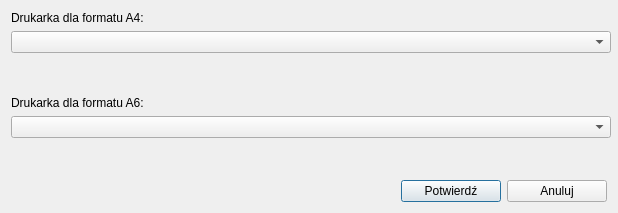
The window that settings.ui (MarDom92/PrintMar) describes before a commit, drawn with Qt 5.
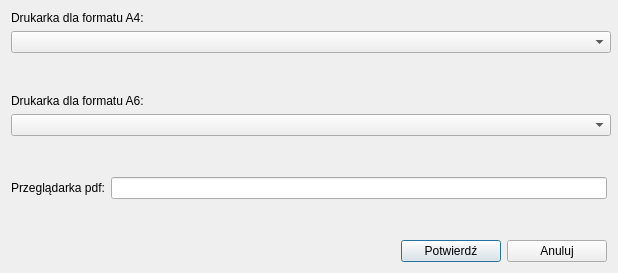
The same window after the commit.

Commit message: pdf viewer is now in from QLineEdit field

```diff
--- a/settings.ui
+++ b/settings.ui
@@ -7,13 +7,13 @@
     <x>0</x>
     <y>0</y>
     <width>618</width>
-    <height>213</height>
+    <height>273</height>
    </rect>
   </property>
   <property name="minimumSize">
    <size>
     <width>618</width>
-    <height>213</height>
+    <height>273</height>
    </size>
   </property>
   <property name="windowTitle">
@@ -82,6 +82,36 @@
      </property>
     </widget>
    </item>
+   <item>
+    <spacer name="verticalSpacer_3">
+     <property name="orientation">
+      <enum>Qt::Vertical</enum>
+     </property>
+     <property name="sizeType">
+      <enum>QSizePolicy::Expanding</enum>
+     </property>
+     <property name="sizeHint" stdset="0">
+      <size>
+       <width>494</width>
+       <height>20</height>
+      </size>
+     </property>
+    </spacer>
+   </item>
+   <item>
+    <layout class="QHBoxLayout" name="horizontalLayout_2">
+     <item>
+      <widget class="QLabel" name="label_pdf_viewer">
+       <property name="text">
+        <string>Przeglądarka pdf:</string>
+       </property>
+      </widget>
+     </item>
+     <item>
+      <widget class="QLineEdit" name="lineEdit_pdf_viewer"/>
+     </item>
+    </layout>
+   </item>
    <item>
     <spacer name="verticalSpacer">
      <property name="orientation">
```
The commit also changes 4 other files.
